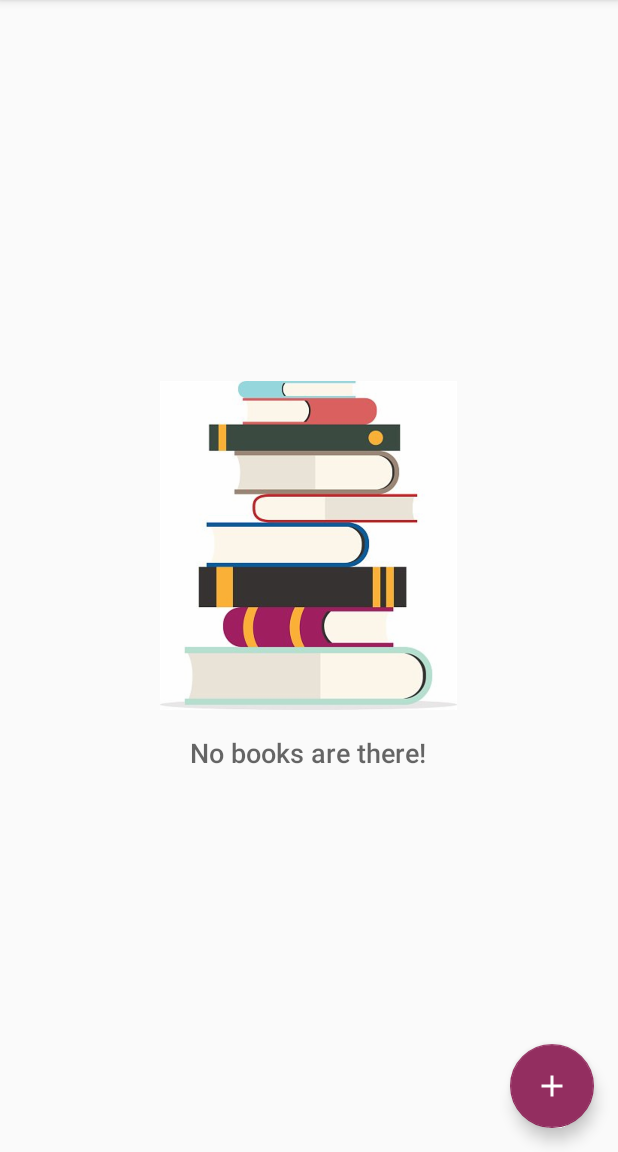
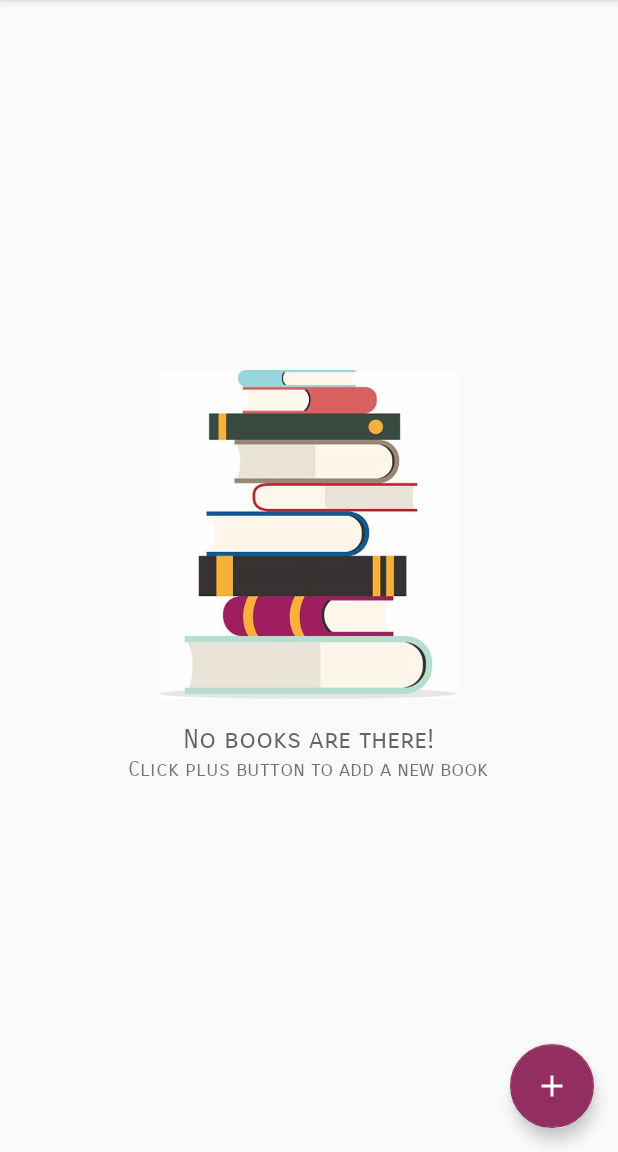
Before and after one commit to NadaAlsaab/P9_InventoryAppS2, an Android app: the screen it shows after launch (CatalogActivity), on a phone screen of 412 x 824 dp, the part 84-1236 px from its top. Run offline under Robolectric (Android 15) with nearby library versions, the phone set to English and light mode, and no system bars; 1 statement that could not run was skipped.

Commit message:
New UPDATE

```diff
--- a/app/src/main/java/com/example/android/p9/CatalogActivity.java
+++ b/app/src/main/java/com/example/android/p9/CatalogActivity.java
@@ -10,14 +10,11 @@ import android.net.Uri;
 import android.support.design.widget.FloatingActionButton;
 import android.support.v7.app.AppCompatActivity;
 import android.os.Bundle;
-import android.support.v7.widget.Toolbar;
-import android.util.Log;
 import android.view.Menu;
 import android.view.MenuItem;
 import android.view.View;
 import android.widget.AdapterView;
 import android.widget.ListView;
-
 import com.example.android.p9.data.BookDbHelper;
 import com.example.android.p9.data.BookCotracts.booksEntry;
 
@@ -37,7 +34,7 @@ public class CatalogActivity extends AppCompatActivity implements LoaderManager.
         super.onCreate(savedInstanceState);
         setContentView(R.layout.activity_catalog);
 
-        FloatingActionButton fab = (FloatingActionButton) findViewById(R.id.fab);
+        FloatingActionButton fab = findViewById(R.id.fab);
         fab.setOnClickListener(new View.OnClickListener() {
             @Override
             public void onClick(View view) {
@@ -48,20 +45,19 @@ public class CatalogActivity extends AppCompatActivity implements LoaderManager.
 
         helper = new BookDbHelper(this);
 
-        ListView itemlistView = findViewById(R.id.list);
+        ListView itemListView = findViewById(R.id.list);
         View emptyView = findViewById(R.id.empty_view);
-        itemlistView.setEmptyView(emptyView);
+        itemListView.setEmptyView(emptyView);
 
         cursorAdapter = new BookCursorAdapter(this, null);
-        itemlistView.setAdapter(cursorAdapter);
+        itemListView.setAdapter(cursorAdapter);
 
-
-        itemlistView.setOnItemClickListener(new AdapterView.OnItemClickListener() {
+        itemListView.setOnItemClickListener(new AdapterView.OnItemClickListener() {
             @Override
             public void onItemClick(AdapterView<?> parent, View view, int position, long id) {
                 Intent intent = new Intent(CatalogActivity.this, EditorActivity.class);
-                Uri currentItemUri = ContentUris.withAppendedId(booksEntry.CONTENT_URI, id);
-                intent.setData(currentItemUri);
+                Uri currentBookUri = ContentUris.withAppendedId(booksEntry.CONTENT_URI, id);
+                intent.setData(currentBookUri);
                 startActivity(intent);
 
             }
@@ -114,5 +110,4 @@ public class CatalogActivity extends AppCompatActivity implements LoaderManager.
     private void deleteAllItems() {
         int deletedRows = getContentResolver().delete(booksEntry.CONTENT_URI, null, null);
     }
-
 }
--- a/app/src/main/java/com/example/android/p9/EditorActivity.java
+++ b/app/src/main/java/com/example/android/p9/EditorActivity.java
@@ -14,14 +14,12 @@ import android.support.v4.app.NavUtils;
 import android.support.v7.app.AlertDialog;
 import android.support.v7.app.AppCompatActivity;
 import android.text.TextUtils;
-import android.util.Log;
 import android.view.Menu;
 import android.view.MenuItem;
 import android.view.MotionEvent;
 import android.view.View;
 import android.widget.Button;
 import android.widget.EditText;
-import android.widget.Spinner;
 import android.widget.Toast;
 
 import com.example.android.p9.data.BookCotracts.booksEntry;
@@ -92,12 +90,10 @@ public class EditorActivity extends AppCompatActivity implements LoaderManager.L
         suppPhoneEditText = findViewById(R.id.edit_phone);
         suppEmailEditText = findViewById(R.id.edit_mail);
 
-
         bookEditText.setOnTouchListener(touchListener);
         suppEditText.setOnTouchListener(touchListener);
         priceEditText.setOnTouchListener(touchListener);
         quantityEditText.setOnTouchListener(touchListener);
-
 
         quantityIncrement.setOnClickListener(new View.OnClickListener() {
             @Override
@@ -139,7 +135,6 @@ public class EditorActivity extends AppCompatActivity implements LoaderManager.L
         int quantity = 0;
         int changedRows;
         int phone = 0;
-        String email = "";
 
         String bookString = bookEditText.getText().toString().trim();
         String suppString = suppEditText.getText().toString().trim();
--- a/app/src/main/java/com/example/android/p9/data/BookCotracts.java
+++ b/app/src/main/java/com/example/android/p9/data/BookCotracts.java
@@ -9,7 +9,6 @@ public class BookCotracts {
     public static final String CONTENT_AUTHORITY = "com.example.android.p9";
     public static final Uri BASE_CONTENT_URI = Uri.parse("content://" + CONTENT_AUTHORITY);
     public static final String PATH = "books";
-
 
     private BookCotracts() {
     }
--- a/app/src/main/res/layout/activity_catalog.xml
+++ b/app/src/main/res/layout/activity_catalog.xml
@@ -31,10 +31,19 @@
             android:layout_height="wrap_content"
             android:layout_below="@+id/empty_shelter_image"
             android:layout_centerHorizontal="true"
-            android:fontFamily="sans-serif-medium"
+            android:fontFamily="sans-serif-smallcaps"
             android:paddingTop="16dp"
             android:text="@string/empty_view_text"
             android:textAppearance="?android:textAppearanceMedium"/>
+
+        <TextView
+            android:id="@+id/empty_subtitle_text"
+            android:layout_width="wrap_content"
+            android:layout_height="wrap_content"
+            android:layout_below="@+id/empty_title_text"
+            android:fontFamily="sans-serif-smallcaps"
+            android:text="@string/insert_new_book_instruction"
+            android:textAppearance="?android:textAppearanceSmall"/>
 
     </RelativeLayout>
 
--- a/app/src/main/res/values/strings.xml
+++ b/app/src/main/res/values/strings.xml
@@ -34,11 +34,12 @@
     <string name="cancel">Cancel</string>
     <string name="discard">Discard</string>
     <string name="delete_all">Delete All Books</string>
-    <string name="continue_edit">Continue Edit</string>
+    <string name="continue_edit">Continue</string>
     <string name="sell">Sell</string>
 
     <string name="no_more_books">No more books to sell!</string>
 
+    <string name="insert_new_book_instruction">Click plus button to add a new book</string>
 
 
 </resources>
```
Also changed, not shown: app/src/main/java/com/example/android/p9/BookCursorAdapter.java (+2 -7 lines).
